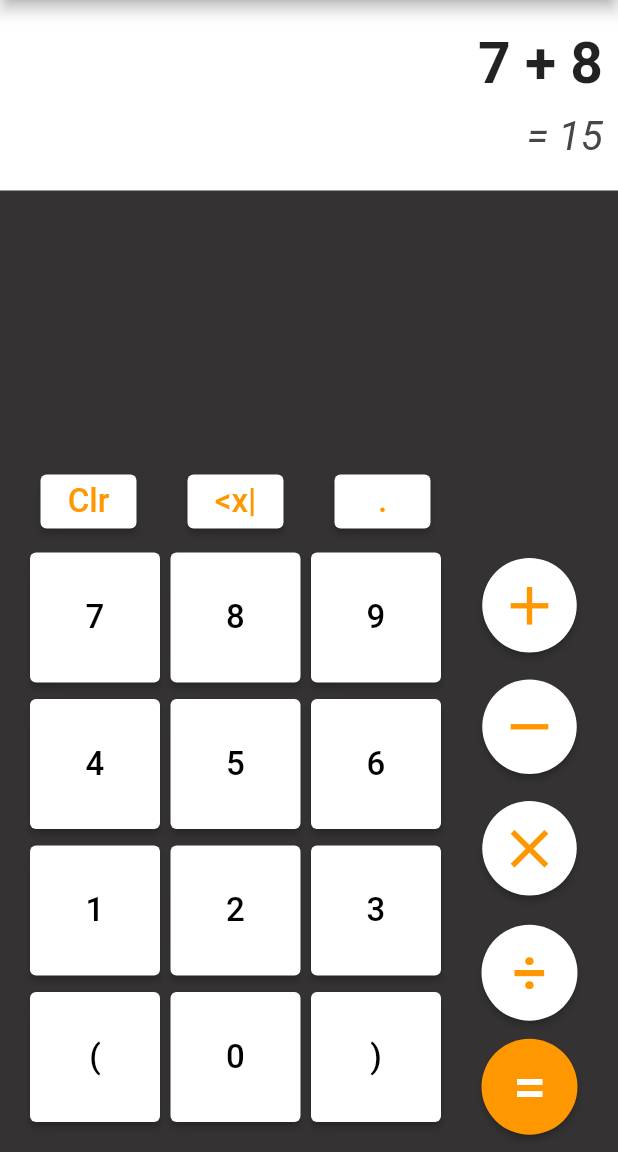
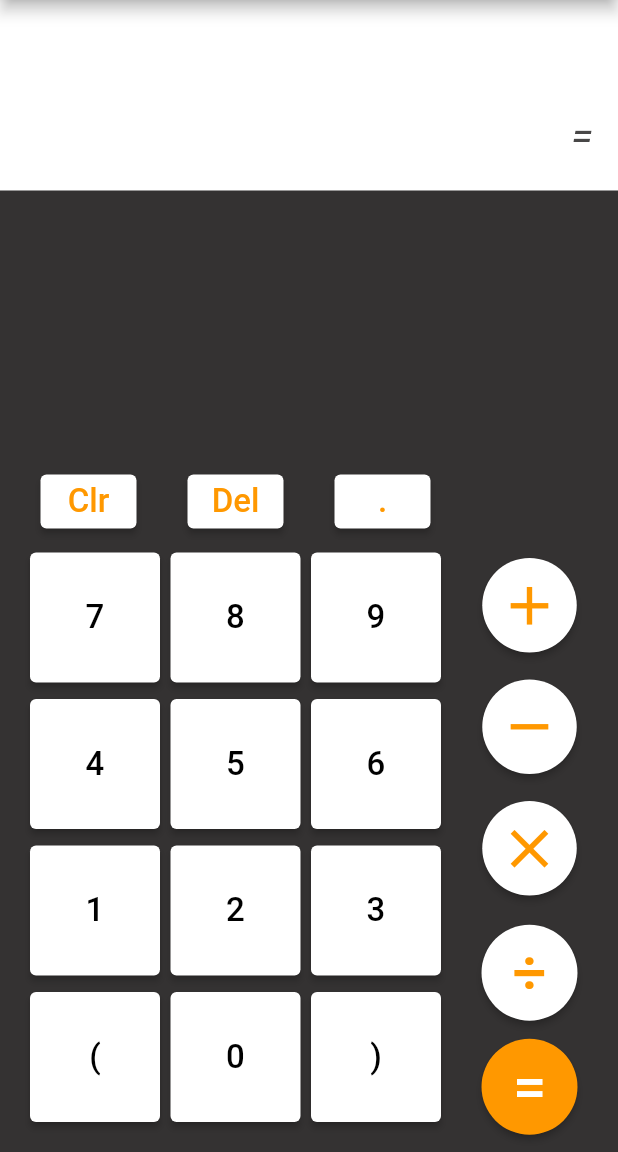
Before and after one commit to JmePaz/Calculator-Mobile-App, a Flutter app: the screen it shows after launch, after a tap on "Clr", on a phone screen of 412 x 824 dp, the part 84-1236 px from its top. Run offline on Flutter 3.47's test engine with Material 2 defaults, Android fonts, the phone set to English and light mode, and no system bars; our stand-ins replace math_expressions.

Commit message:
Add Calculation Functionality
Use an external package math parser
Able to calculate equation
Error handling case on equation

```diff
--- a/calculator_app/lib/main.dart
+++ b/calculator_app/lib/main.dart
@@ -1,4 +1,5 @@
 import 'package:flutter/material.dart';
+import 'package:math_expressions/math_expressions.dart';
 
 void main() {
   runApp(const MyApp());
@@ -37,8 +38,8 @@ class CalculatePage extends StatefulWidget {
 }
 
 class _CalculatePageState extends State<CalculatePage> {
-  String _equation = "7 + 8";
-  String _answer = "15";
+  String _equation = "";
+  String _answer = "= ";
 
 
   Widget displaySection(){
@@ -53,11 +54,11 @@ class _CalculatePageState extends State<CalculatePage> {
           Container(
             margin: const EdgeInsets.only(bottom: 10),
             child: Text(_equation,
-                    style: const TextStyle(fontSize: 38, fontWeight: FontWeight.bold)
+                    style: const TextStyle(fontSize: 38, fontWeight: FontWeight.w300)
                     )
           ),
-          const Text("= 15",
-            style: TextStyle(fontSize:27, color: Color.fromARGB(255, 72, 71, 71)
+          Text(_answer,
+            style: const TextStyle(fontSize:27, color: Color.fromARGB(255, 72, 71, 71)
             , fontStyle:  FontStyle.italic)
           )
         ]
@@ -75,7 +76,9 @@ class _CalculatePageState extends State<CalculatePage> {
             padding: const EdgeInsets.all(3),
             ),
             onPressed: () => {
-
+                setState(() => {
+                  _equation = ''
+                })
             },
             child: const Text("Clr", style: TextStyle(fontSize: 22, color: Colors.orange)),
           ),
@@ -85,9 +88,13 @@ class _CalculatePageState extends State<CalculatePage> {
             padding: const EdgeInsets.all(3),
             ),
             onPressed: () => {
-
+              setState(() => {
+                  if(_equation.isNotEmpty){
+                    _equation = _equation.substring(0, _equation.length-1)
+                 }
+                })
             },
-            child: const Text("<x|", style: TextStyle(fontSize: 22, color: Colors.orange)),
+            child: const Text("Del", style: TextStyle(fontSize: 22, color: Colors.orange)),
           ),
           ElevatedButton(
             style: ElevatedButton.styleFrom(
@@ -95,7 +102,11 @@ class _CalculatePageState extends State<CalculatePage> {
             padding: const EdgeInsets.all(3),
             ),
             onPressed: () => {
-
+              setState(() =>{
+                if(_equation.isNotEmpty && !". ".contains(_equation[_equation.length - 1])){
+                  _equation = '$_equation.'
+                }
+              })
             },
             child: const Text(".", style: TextStyle(fontSize: 22, color: Colors.orange)),
           )
@@ -110,7 +121,9 @@ class _CalculatePageState extends State<CalculatePage> {
               padding: const EdgeInsets.symmetric(vertical: 18, horizontal:5),
             ),
             onPressed: () => {
-
+                setState(() => {
+                  _equation = '$_equation$key'
+                })
             },
             child: Text(key, style: const TextStyle(fontSize: 22, color: Colors.black))
           );
@@ -145,7 +158,11 @@ class _CalculatePageState extends State<CalculatePage> {
     Container(
       margin: const EdgeInsets.symmetric(vertical: 9.0),
       child: ElevatedButton(
-        onPressed: () => {},
+        onPressed: () => {
+          setState(() => {
+                  _equation = '$_equation $value '
+                })
+        },
         style: ElevatedButton.styleFrom(
           shape: const CircleBorder(),
           backgroundColor: Colors.white,
@@ -158,7 +175,26 @@ class _CalculatePageState extends State<CalculatePage> {
     );
   }
 
+  void equalPushed(){
+    try{
+      var fEquation = _equation.trim();
+      fEquation = fEquation.replaceAll('X', '*').replaceAll('÷', '/');
 
+      Parser parser = Parser();
+      Expression exp = parser.parse(fEquation);
+      double eval = exp.evaluate(EvaluationType.REAL, ContextModel());
+
+      setState(()=>{
+        _answer = '= $eval'
+      });
+    }
+    catch (e){
+      ScaffoldMessenger.of(context)
+                  .showSnackBar(const SnackBar(
+                    content: Text("The system detected your equation has an error."),
+                    duration: Duration(seconds: 3)));
+    }
+  }
 
   @override
   Widget build(BuildContext context) {
@@ -199,7 +235,7 @@ class _CalculatePageState extends State<CalculatePage> {
                         operatorBtn("X", Icons.close),
                         operatorBtn("÷", null),
                         ElevatedButton(
-                          onPressed: () => {},
+                          onPressed: equalPushed,
                           style: ElevatedButton.styleFrom(
                             shape: const CircleBorder(),
                             backgroundColor: Colors.orange,
--- a/calculator_app/pubspec.yaml
+++ b/calculator_app/pubspec.yaml
@@ -36,6 +36,7 @@ dependencies:
   # The following adds the Cupertino Icons font to your application.
   # Use with the CupertinoIcons class for iOS style icons.
   cupertino_icons: ^1.0.2
+  math_expressions: ^2.3.1
 
 dev_dependencies:
   flutter_test:
```
